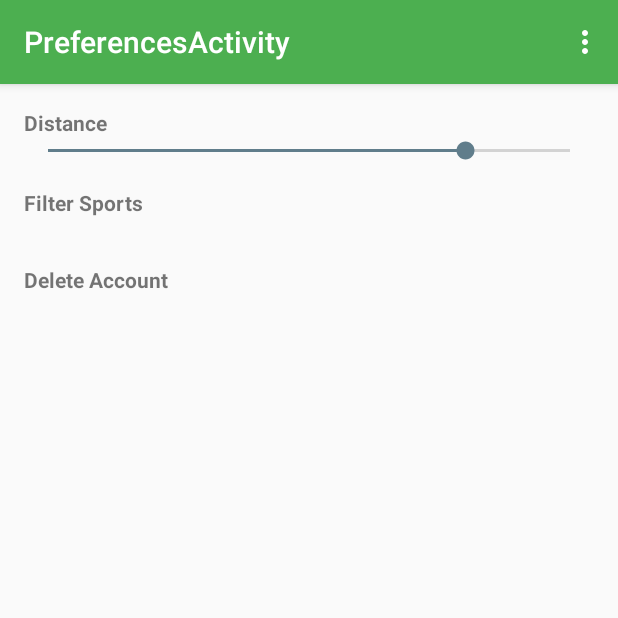
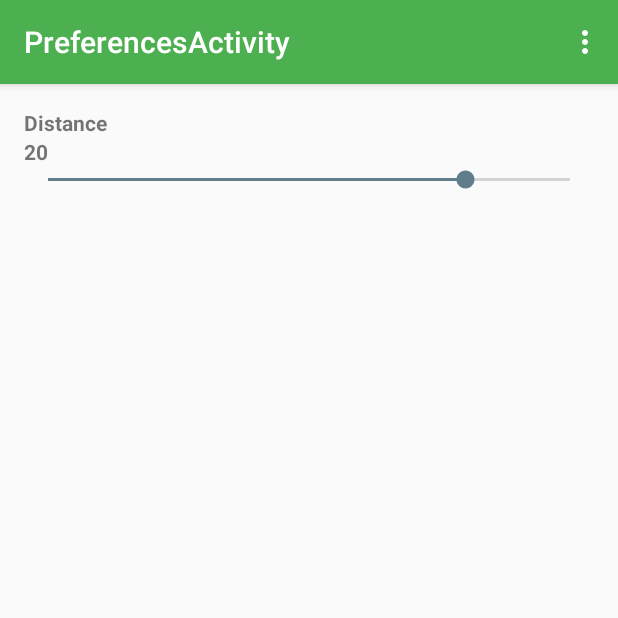
Before and after one commit to MatthewConrad/pick-up, an Android app: the PreferencesActivity screen opened directly, with no data from a screen before it, on a phone screen of 412 x 824 dp, the top half of it. Run offline under Robolectric (Android 15) with nearby library versions, the phone set to English and light mode, and no system bars; libraries missing offline, so code that uses them is left out: com.parse.

Commit message:
Modified Preferences menu. Completed Distance Selector

```diff
--- a/app/src/main/res/layout/activity_preferences.xml
+++ b/app/src/main/res/layout/activity_preferences.xml
@@ -32,6 +32,12 @@
         android:textStyle="bold"
         android:layout_width="wrap_content"
         android:layout_height="wrap_content"/>
+    <TextView
+        android:id="@+id/distanceDisplay"
+        android:text="20"
+        android:textStyle="bold"
+        android:layout_width="wrap_content"
+        android:layout_height="wrap_content"/>
 
     <SeekBar
         android:layout_width="match_parent"
@@ -40,22 +46,22 @@
         android:indeterminate="false"
         android:progress="20"
         android:secondaryProgress="20"/>
-    <TextView
-        android:text="@string/filter_sports"
-        android:textStyle="bold"
-        android:layout_width="wrap_content"
-        android:layout_height="wrap_content"
-        android:clickable="true"
-        android:paddingTop="@dimen/activity_vertical_margin"
-        android:paddingBottom="@dimen/activity_vertical_margin"/>
-    <TextView
-        android:text="@string/delete_account"
-        android:textStyle="bold"
-        android:layout_width="wrap_content"
-        android:layout_height="wrap_content"
-        android:clickable="true"
-        android:paddingTop="@dimen/activity_vertical_margin"
-        android:paddingBottom="@dimen/activity_vertical_margin"/>
+    <!--<TextView-->
+        <!--android:text="@string/filter_sports"-->
+        <!--android:textStyle="bold"-->
+        <!--android:layout_width="wrap_content"-->
+        <!--android:layout_height="wrap_content"-->
+        <!--android:clickable="true"-->
+        <!--android:paddingTop="@dimen/activity_vertical_margin"-->
+        <!--android:paddingBottom="@dimen/activity_vertical_margin"/>-->
+    <!--<TextView-->
+        <!--android:text="@string/delete_account"-->
+        <!--android:textStyle="bold"-->
+        <!--android:layout_width="wrap_content"-->
+        <!--android:layout_height="wrap_content"-->
+        <!--android:clickable="true"-->
+        <!--android:paddingTop="@dimen/activity_vertical_margin"-->
+        <!--android:paddingBottom="@dimen/activity_vertical_margin"/>-->
 
 
 </LinearLayout>
```
Also changed, not shown: app/src/main/java/com/nedaco/pickup/PreferencesActivity.java (+28 -11 lines), app/src/main/java/com/nedaco/pickup/RegisterActivity.java (+9 -1 lines).
